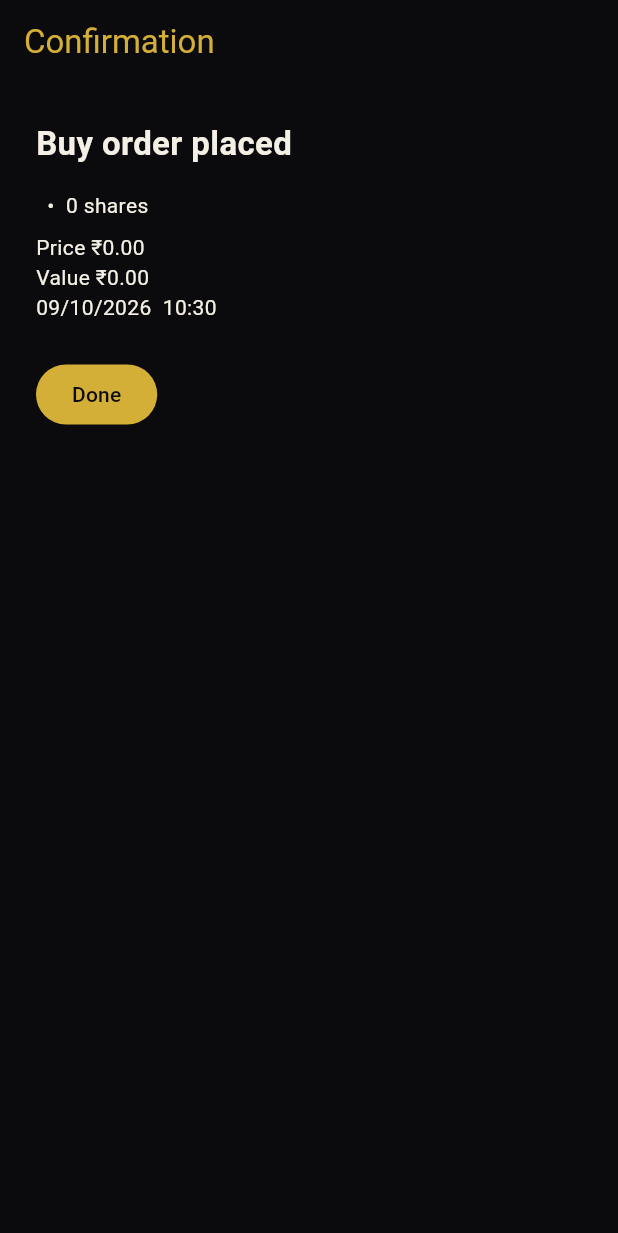
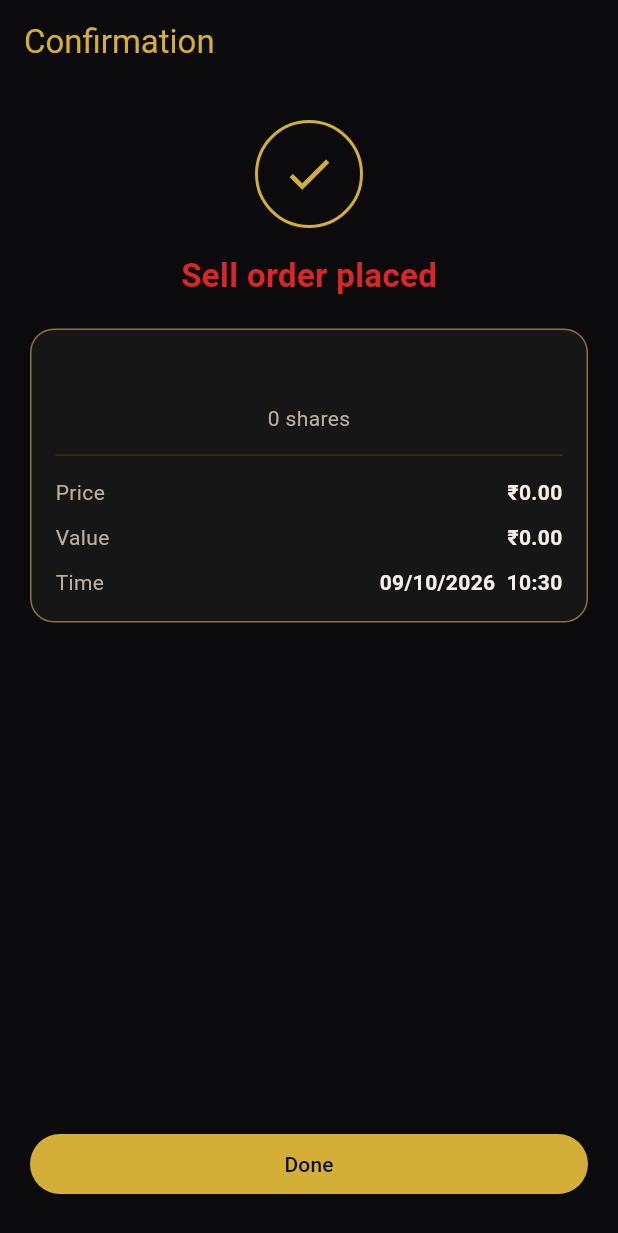
Before and after one commit to kadamnikhil/Trade-Plus-Assesment, a Flutter app: the OrderDonePage screen opened directly with empty values, on a phone screen of 412 x 824 dp. Shown: the top 1233 px of the screen. Run offline on Flutter 3.47's test engine with Material 3 defaults, Android fonts, the phone set to English and light mode, and no system bars; our stand-ins replace flutter_bloc, shared_preferences; accounts and stored records are empty.

Commit message:
Add market buy and sell, order filters, and clearer confirmation cards.
Co-authored-by: Cursor <cursoragent@cursor.com>

```diff
--- a/lib/Screens/Ticket/ticket.dart
+++ b/lib/Screens/Ticket/ticket.dart
@@ -7,8 +7,9 @@ import 'package:marketupdates/Services/portfolio.dart';
 
 class TicketPage extends StatefulWidget {
   final String symbol;
+  final String side;
 
-  const TicketPage({super.key, required this.symbol});
+  const TicketPage({super.key, required this.symbol, this.side = 'BUY'});
 
   @override
   State<TicketPage> createState() => _TicketPageState();
@@ -17,13 +18,14 @@ class TicketPage extends StatefulWidget {
 class _TicketPageState extends State<TicketPage> {
   final TextEditingController qtyController = TextEditingController();
   late ValueNotifier<StockQuote> quoteNotifier;
-  String side = 'BUY';
+  late String side;
   String error = '';
   bool placing = false;
 
   @override
   void initState() {
     super.initState();
+    side = widget.side;
     quoteNotifier = MarketFeed.instance.quoteOf(widget.symbol);
     quoteNotifier.addListener(onPriceChange);
     qtyController.addListener(onQtyChange);
@@ -232,36 +234,87 @@ class OrderDonePage extends StatelessWidget {
   @override
   Widget build(BuildContext context) {
     int valuePaise = qty * pricePaise;
+    bool isBuy = side == 'BUY';
     String title = 'Buy order placed';
-    if (side == 'SELL') title = 'Sell order placed';
+    Color sideColor = const Color(0xFFDC2626);
+    if (isBuy) {
+      sideColor = const Color(0xFF16A34A);
+    } else {
+      title = 'Sell order placed';
+    }
 
     return Scaffold(
+      backgroundColor: AppColors.black,
       appBar: AppBar(
         title: const Text('Confirmation'),
       ),
       body: Padding(
-        padding: const EdgeInsets.all(24),
+        padding: const EdgeInsets.fromLTRB(20, 24, 20, 24),
         child: Column(
-          crossAxisAlignment: CrossAxisAlignment.start,
           children: [
+            Container(
+              width: 72,
+              height: 72,
+              decoration: BoxDecoration(
+                shape: BoxShape.circle,
+                border: Border.all(color: AppColors.gold, width: 2),
+              ),
+              child: const Icon(Icons.check, color: AppColors.gold, size: 36),
+            ),
+            const SizedBox(height: 16),
             Text(
               title,
-              style: const TextStyle(fontSize: 22, fontWeight: FontWeight.bold),
+              style: TextStyle(fontSize: 22, fontWeight: FontWeight.bold, color: sideColor),
             ),
-            const SizedBox(height: 16),
-            Text('$symbol  •  $qty shares'),
-            const SizedBox(height: 8),
-            Text('Price ${formatInrPaise(pricePaise)}'),
-            Text('Value ${formatInrPaise(valuePaise)}'),
-            Text(formatOrderTime(DateTime.now().millisecondsSinceEpoch)),
-            const SizedBox(height: 24),
-            FilledButton(
-              onPressed: () => Navigator.pop(context),
-              child: const Text('Done'),
+            const SizedBox(height: 20),
+            Container(
+              width: double.infinity,
+              padding: const EdgeInsets.all(16),
+              decoration: BoxDecoration(
+                color: AppColors.card,
+                borderRadius: BorderRadius.circular(16),
+                border: Border.all(color: AppColors.goldDim),
+              ),
+              child: Column(
+                children: [
+                  Text(
+                    symbol,
+                    style: const TextStyle(fontSize: 20, fontWeight: FontWeight.bold, color: AppColors.gold),
+                  ),
+                  const SizedBox(height: 4),
+                  Text('$qty shares', style: const TextStyle(color: AppColors.muted)),
+                  const SizedBox(height: 14),
+                  Container(height: 1, color: AppColors.line),
+                  const SizedBox(height: 14),
+                  detailRow('Price', formatInrPaise(pricePaise)),
+                  const SizedBox(height: 10),
+                  detailRow('Value', formatInrPaise(valuePaise)),
+                  const SizedBox(height: 10),
+                  detailRow('Time', formatOrderTime(DateTime.now().millisecondsSinceEpoch)),
+                ],
+              ),
+            ),
+            const Spacer(),
+            SizedBox(
+              width: double.infinity,
+              child: FilledButton(
+                onPressed: () => Navigator.pop(context),
+                child: const Text('Done'),
+              ),
             ),
           ],
         ),
       ),
     );
   }
+
+  Widget detailRow(String label, String value) {
+    return Row(
+      mainAxisAlignment: MainAxisAlignment.spaceBetween,
+      children: [
+        Text(label, style: const TextStyle(color: AppColors.muted)),
+        Text(value, style: const TextStyle(fontWeight: FontWeight.w600)),
+      ],
+    );
+  }
 }
```
Also changed, not shown: lib/Screens/Holdings/holdings.dart (+69 -25 lines), lib/Screens/Market/market.dart (+28 -2 lines), lib/Screens/Orders/orders.dart (+57 -7 lines).
